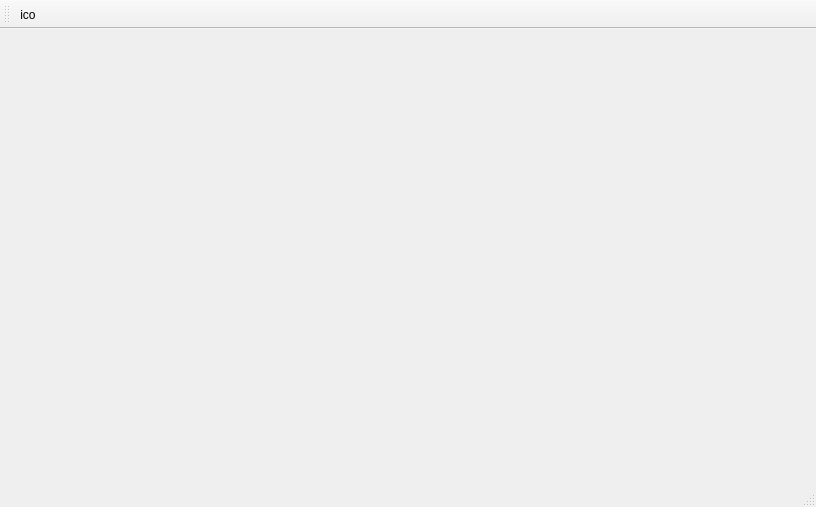
Above: Methodron.ui from C14147/Methodron before the change. Below: the same form after it.
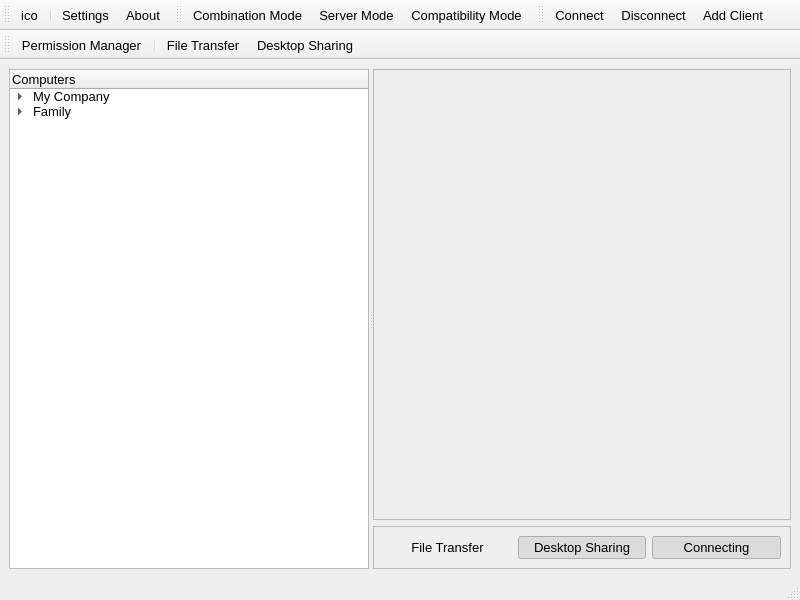
That is the form after the change. Icons and pictures are not drawn.

Commit message:
finish ui design
Finished UI design and generated UI files.

What changed in the file:
```diff
--- a/Methodron.ui
+++ b/Methodron.ui
@@ -6,8 +6,8 @@
    <rect>
     <x>0</x>
     <y>0</y>
-    <width>816</width>
-    <height>507</height>
+    <width>800</width>
+    <height>600</height>
    </rect>
   </property>
   <property name="sizePolicy">
@@ -16,6 +16,12 @@
     <verstretch>9</verstretch>
    </sizepolicy>
   </property>
+  <property name="font">
+   <font>
+    <family>Microsoft YaHei UI</family>
+    <pointsize>10</pointsize>
+   </font>
+  </property>
   <property name="windowTitle">
    <string>Methodron</string>
   </property>
@@ -26,16 +32,137 @@
    </size>
   </property>
   <widget class="QWidget" name="centralwidget">
-   <layout class="QVBoxLayout" name="verticalLayout">
-    <item>
-     <widget class="QSplitter" name="splitter_2">
+   <layout class="QGridLayout" name="gridLayout">
+    <item row="0" column="0">
+     <widget class="QSplitter" name="splitter">
       <property name="orientation">
        <enum>Qt::Horizontal</enum>
       </property>
-      <widget class="QSplitter" name="splitter">
-       <property name="orientation">
-        <enum>Qt::Horizontal</enum>
-       </property>
+      <widget class="QTreeWidget" name="ComputersList">
+       <column>
+        <property name="text">
+         <string>Computers</string>
+        </property>
+       </column>
+       <item>
+        <property name="text">
+         <string>My Company</string>
+        </property>
+        <item>
+         <property name="text">
+          <string>Another Computer</string>
+         </property>
+        </item>
+        <item>
+         <property name="text">
+          <string>Print Room</string>
+         </property>
+        </item>
+       </item>
+       <item>
+        <property name="text">
+         <string>Family</string>
+        </property>
+        <item>
+         <property name="text">
+          <string>My PC</string>
+         </property>
+        </item>
+        <item>
+         <property name="text">
+          <string>Jezzita's PC</string>
+         </property>
+        </item>
+       </item>
+      </widget>
+      <widget class="QWidget" name="MainWidget" native="true">
+       <layout class="QVBoxLayout" name="verticalLayout">
+        <item>
+         <widget class="QFrame" name="ComputerInformation">
+          <property name="frameShape">
+           <enum>QFrame::StyledPanel</enum>
+          </property>
+          <property name="frameShadow">
+           <enum>QFrame::Raised</enum>
+          </property>
+         </widget>
+        </item>
+        <item>
+         <widget class="QFrame" name="Status">
+          <property name="sizePolicy">
+           <sizepolicy hsizetype="Preferred" vsizetype="Fixed">
+            <horstretch>0</horstretch>
+            <verstretch>0</verstretch>
+           </sizepolicy>
+          </property>
+          <property name="frameShape">
+           <enum>QFrame::StyledPanel</enum>
+          </property>
+          <property name="frameShadow">
+           <enum>QFrame::Raised</enum>
+          </property>
+          <layout class="QHBoxLayout" name="horizontalLayout">
+           <item>
+            <widget class="QPushButton" name="Status_FileTransfer">
+             <property name="text">
+              <string>File Transfer</string>
+             </property>
+             <property name="checkable">
+              <bool>true</bool>
+             </property>
+             <property name="checked">
+              <bool>false</bool>
+             </property>
+             <property name="default">
+              <bool>false</bool>
+             </property>
+             <property name="flat">
+              <bool>true</bool>
+             </property>
+            </widget>
+           </item>
+           <item>
+            <widget class="QPushButton" name="Status_DesktopSharing">
+             <property name="text">
+              <string>Desktop Sharing</string>
+             </property>
+             <property name="checkable">
+              <bool>true</bool>
+             </property>
+             <property name="checked">
+              <bool>true</bool>
+             </property>
+             <property name="default">
+              <bool>false</bool>
+             </property>
+             <property name="flat">
+              <bool>true</bool>
+             </property>
+            </widget>
+           </item>
+           <item>
+            <widget class="QPushButton" name="Status_Connecting">
+             <property name="text">
+              <string>Connecting</string>
+             </property>
+             <property name="checkable">
+              <bool>true</bool>
+             </property>
+             <property name="checked">
+              <bool>true</bool>
+             </property>
+             <property name="default">
+              <bool>false</bool>
+             </property>
+             <property name="flat">
+              <bool>true</bool>
+             </property>
+            </widget>
+           </item>
+          </layout>
+         </widget>
+        </item>
+       </layout>
       </widget>
      </widget>
     </item>
@@ -53,6 +180,52 @@
     <bool>false</bool>
    </attribute>
    <addaction name="ico"/>
+   <addaction name="separator"/>
+   <addaction name="actionSettings"/>
+   <addaction name="actionAbout"/>
+  </widget>
+  <widget class="QToolBar" name="ActionsMenu">
+   <property name="windowTitle">
+    <string>toolBar_2</string>
+   </property>
+   <attribute name="toolBarArea">
+    <enum>TopToolBarArea</enum>
+   </attribute>
+   <attribute name="toolBarBreak">
+    <bool>false</bool>
+   </attribute>
+   <addaction name="actionCombinationMode"/>
+   <addaction name="actionServerMode"/>
+   <addaction name="actionCompatibilityMode"/>
+  </widget>
+  <widget class="QToolBar" name="RunningModeMenu">
+   <property name="windowTitle">
+    <string>toolBar_3</string>
+   </property>
+   <attribute name="toolBarArea">
+    <enum>TopToolBarArea</enum>
+   </attribute>
+   <attribute name="toolBarBreak">
+    <bool>false</bool>
+   </attribute>
+   <addaction name="actionConnect_To"/>
+   <addaction name="actionDisconnect"/>
+   <addaction name="actionAdd_Client"/>
+  </widget>
+  <widget class="QToolBar" name="PermissionsMenu">
+   <property name="windowTitle">
+    <string>toolBar_4</string>
+   </property>
+   <attribute name="toolBarArea">
+    <enum>TopToolBarArea</enum>
+   </attribute>
+   <attribute name="toolBarBreak">
+    <bool>true</bool>
+   </attribute>
+   <addaction name="actionPermissionManager"/>
+   <addaction name="separator"/>
+   <addaction name="actionFileTransfer"/>
+   <addaction name="actionDesktopSharing"/>
   </widget>
   <action name="ico">
    <property name="checkable">
@@ -69,6 +242,97 @@
     <string>&lt;html&gt;&lt;head/&gt;&lt;body&gt;&lt;p&gt;Methodron&lt;/p&gt;&lt;/body&gt;&lt;/html&gt;</string>
    </property>
   </action>
+  <action name="actionAbout">
+   <property name="text">
+    <string>About</string>
+   </property>
+  </action>
+  <action name="actionSettings">
+   <property name="text">
+    <string>Settings</string>
+   </property>
+  </action>
+  <action name="actionServerMode">
+   <property name="checkable">
+    <bool>true</bool>
+   </property>
+   <property name="text">
+    <string>Server Mode</string>
+   </property>
+   <property name="toolTip">
+    <string>Allow multiple clients to connect to this computer</string>
+   </property>
+  </action>
+  <action name="actionCompatibilityMode">
+   <property name="checkable">
+    <bool>true</bool>
+   </property>
+   <property name="text">
+    <string>Compatibility Mode</string>
+   </property>
+   <property name="toolTip">
+    <string>Connect to remote computer using Pure-RCT API</string>
+   </property>
+  </action>
+  <action name="actionAdd_Client">
+   <property name="text">
+    <string>Add Client</string>
+   </property>
+   <property name="toolTip">
+    <string>Add a client into list</string>
+   </property>
+  </action>
+  <action name="actionConnect_To">
+   <property name="text">
+    <string>Connect</string>
+   </property>
+  </action>
+  <action name="actionCombinationMode">
+   <property name="checkable">
+    <bool>true</bool>
+   </property>
+   <property name="text">
+    <string>Combination Mode</string>
+   </property>
+   <property name="toolTip">
+    <string>Establish a connection with the connected computer as if it were working on the same computer</string>
+   </property>
+  </action>
+  <action name="actionDisconnect">
+   <property name="text">
+    <string>Disconnect</string>
+   </property>
+  </action>
+  <action name="actionPermissionManager">
+   <property name="text">
+    <string>Permission Manager</string>
+   </property>
+   <property name="toolTip">
+    <string>Permission Manager</string>
+   </property>
+  </action>
+  <action name="actionFileTransfer">
+   <property name="checkable">
+    <bool>true</bool>
+   </property>
+   <property name="text">
+    <string>File Transfer</string>
+   </property>
+   <property name="toolTip">
+    <string>Apply for file transfer permission</string>
+   </property>
+  </action>
+  <action name="actionDesktopSharing">
+   <property name="checkable">
+    <bool>true</bool>
+   </property>
+   <property name="text">
+    <string>Desktop Sharing</string>
+   </property>
+   <property name="toolTip">
+    <string>Apply for desktop sharing permission</string>
+   </property>
+  </action>
  </widget>
  <resources>
   <include location="Methodron.qrc"/>
```
Left out of the diff: 5 changed lines with no effect on the pictures. The commit also changes 3 other files.
